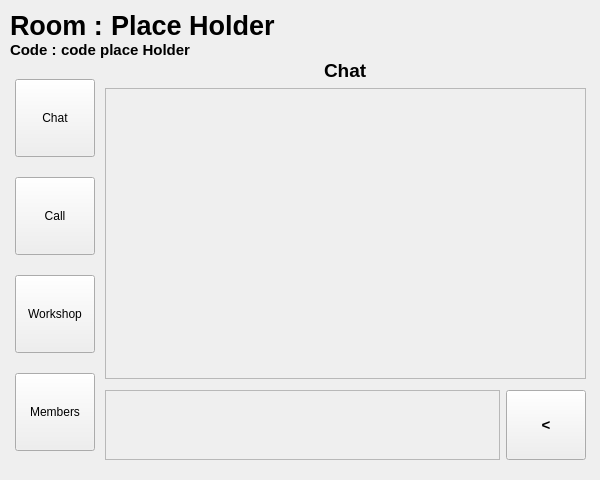
Above: uiFiles/uis/prototype3.ui from its-sentral/Collaborate-Coding-App before the change. Below: the same form after it.
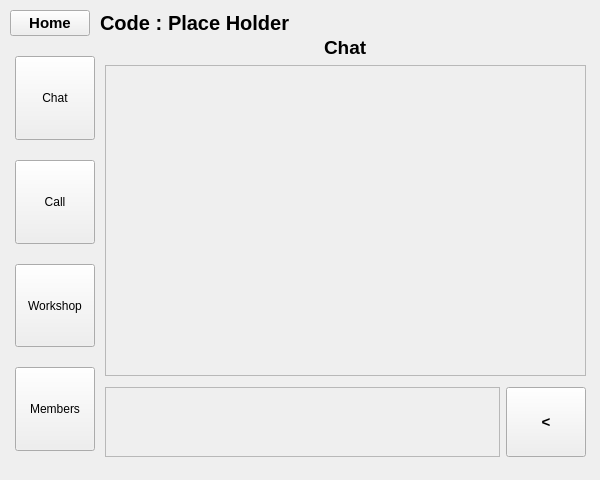
That is the form after the change. The open tabs and pages were chosen to show the change.

```diff
--- a/uiFiles/uis/prototype3.ui
+++ b/uiFiles/uis/prototype3.ui
@@ -1691,7 +1691,7 @@
          <item>
           <layout class="QHBoxLayout" name="horizontalLayout_34">
            <item>
-            <widget class="QLabel" name="label">
+            <widget class="QPushButton" name="roomHomeBtn">
              <property name="sizePolicy">
               <sizepolicy hsizetype="Maximum" vsizetype="Preferred">
                <horstretch>0</horstretch>
@@ -1700,12 +1700,47 @@
              </property>
              <property name="font">
               <font>
-               <pointsize>20</pointsize>
+               <pointsize>11</pointsize>
                <bold>true</bold>
               </font>
              </property>
              <property name="text">
-              <string>Room : </string>
+              <string>Home</string>
+             </property>
+            </widget>
+           </item>
+           <item>
+            <spacer name="horizontalSpacer_49">
+             <property name="orientation">
+              <enum>Qt::Orientation::Horizontal</enum>
+             </property>
+             <property name="sizeType">
+              <enum>QSizePolicy::Policy::Maximum</enum>
+             </property>
+             <property name="sizeHint" stdset="0">
+              <size>
+               <width>10</width>
+               <height>20</height>
+              </size>
+             </property>
+            </spacer>
+           </item>
+           <item>
+            <widget class="QLabel" name="roomCode">
+             <property name="sizePolicy">
+              <sizepolicy hsizetype="Maximum" vsizetype="Preferred">
+               <horstretch>0</horstretch>
+               <verstretch>0</verstretch>
+              </sizepolicy>
+             </property>
+             <property name="font">
+              <font>
+               <pointsize>15</pointsize>
+               <bold>true</bold>
+              </font>
+             </property>
+             <property name="text">
+              <string>Code : </string>
              </property>
             </widget>
            </item>
@@ -1719,7 +1754,7 @@
              </property>
              <property name="font">
               <font>
-               <pointsize>20</pointsize>
+               <pointsize>15</pointsize>
                <bold>true</bold>
               </font>
              </property>
@@ -1731,40 +1766,7 @@
           </layout>
          </item>
          <item>
-          <layout class="QHBoxLayout" name="horizontalLayout_33">
-           <item>
-            <widget class="QLabel" name="label_14">
-             <property name="sizePolicy">
-              <sizepolicy hsizetype="Maximum" vsizetype="Preferred">
-               <horstretch>0</horstretch>
-               <verstretch>0</verstretch>
-              </sizepolicy>
-             </property>
-             <property name="font">
-              <font>
-               <pointsize>11</pointsize>
-               <bold>true</bold>
-              </font>
-             </property>
-             <property name="text">
-              <string>Code : </string>
-             </property>
-            </widget>
-           </item>
-           <item>
-            <widget class="QLabel" name="roomCode">
-             <property name="font">
-              <font>
-               <pointsize>11</pointsize>
-               <bold>true</bold>
-              </font>
-             </property>
-             <property name="text">
-              <string>code place Holder</string>
-             </property>
-            </widget>
-           </item>
-          </layout>
+          <layout class="QHBoxLayout" name="horizontalLayout_33"/>
          </item>
          <item>
           <layout class="QHBoxLayout" name="horizontalLayout_32">
@@ -1866,7 +1868,7 @@
                  <x>0</x>
                  <y>0</y>
                  <width>481</width>
-                 <height>401</height>
+                 <height>421</height>
                 </rect>
                </property>
                <layout class="QVBoxLayout" name="VLChat">
@@ -1930,7 +1932,7 @@
                      <x>0</x>
                      <y>0</y>
                      <width>477</width>
-                     <height>288</height>
+                     <height>308</height>
                     </rect>
                    </property>
                   </widget>
```
Left out of the diff: 12 changed lines with no effect on the pictures.
